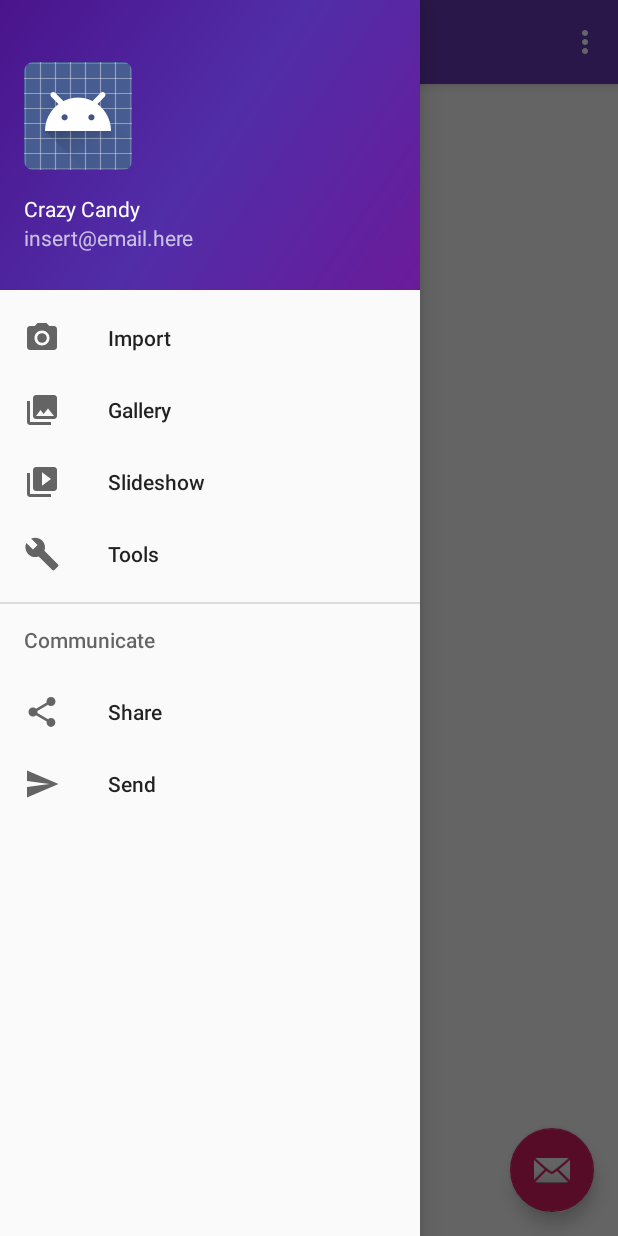
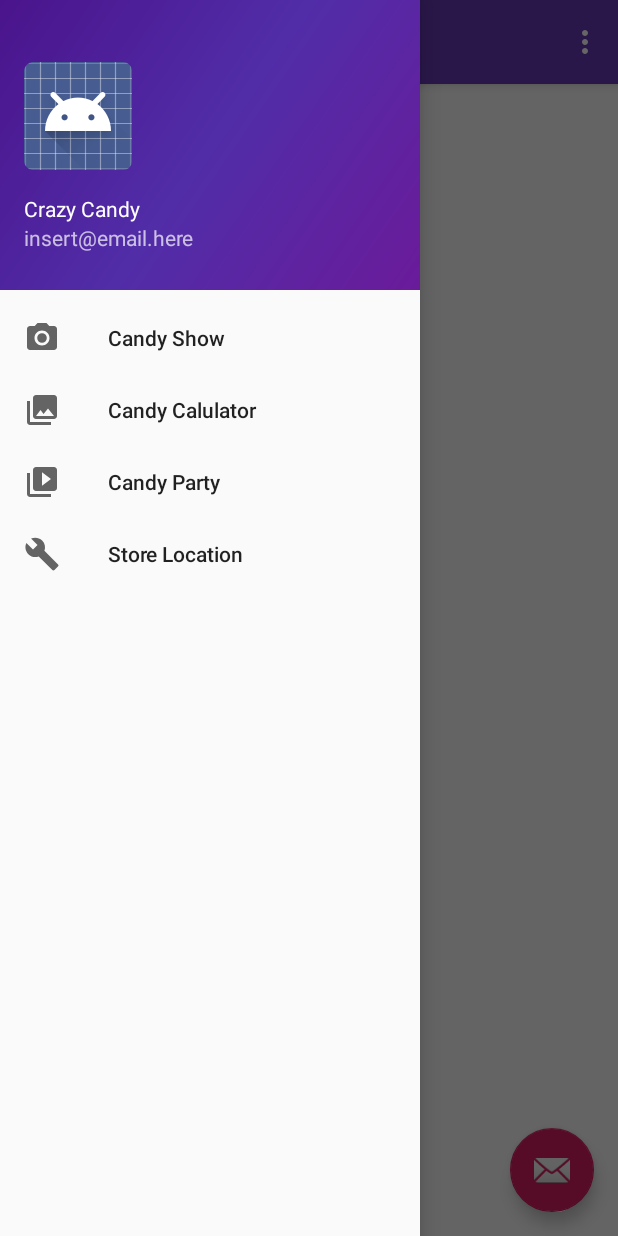
Before and after one commit to pawslaw/MAD305-Android-Project, an Android app: the screen it shows after launch (MainActivity), with the side drawer open, on a phone screen of 412 x 824 dp. Run offline under Robolectric (Android 15) with nearby library versions, the phone set to English and light mode, and no system bars.

Commit message:
Added titles for the navigation menu to the activity_main_drawer.xml file and gave coresponding ids for each menu item

```diff
--- a/app/src/main/res/menu/activity_main_drawer.xml
+++ b/app/src/main/res/menu/activity_main_drawer.xml
@@ -3,34 +3,23 @@
 
     <group android:checkableBehavior="single">
         <item
-            android:id="@+id/nav_camera"
+            android:id="@+id/nav_candyShow"
             android:icon="@drawable/ic_menu_camera"
-            android:title="Import" />
+            android:title="Candy Show" />
         <item
-            android:id="@+id/nav_gallery"
+            android:id="@+id/nav_calculator"
             android:icon="@drawable/ic_menu_gallery"
-            android:title="Gallery" />
+            android:title="Candy Calulator" />
         <item
-            android:id="@+id/nav_slideshow"
+            android:id="@+id/nav_event"
             android:icon="@drawable/ic_menu_slideshow"
-            android:title="Slideshow" />
+            android:title="Candy Party" />
         <item
-            android:id="@+id/nav_manage"
+            android:id="@+id/nav_location"
             android:icon="@drawable/ic_menu_manage"
-            android:title="Tools" />
+            android:title="Store Location" />
     </group>
 
-    <item android:title="Communicate">
-        <menu>
-            <item
-                android:id="@+id/nav_share"
-                android:icon="@drawable/ic_menu_share"
-                android:title="Share" />
-            <item
-                android:id="@+id/nav_send"
-                android:icon="@drawable/ic_menu_send"
-                android:title="Send" />
-        </menu>
-    </item>
+
 
 </menu>
```
